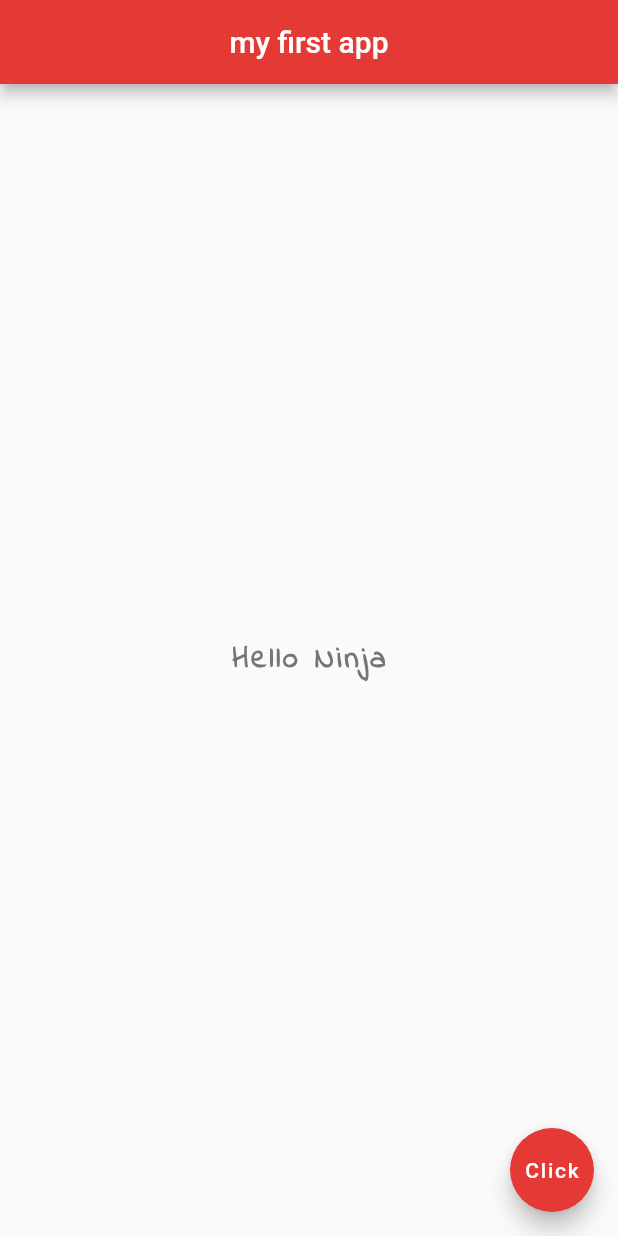
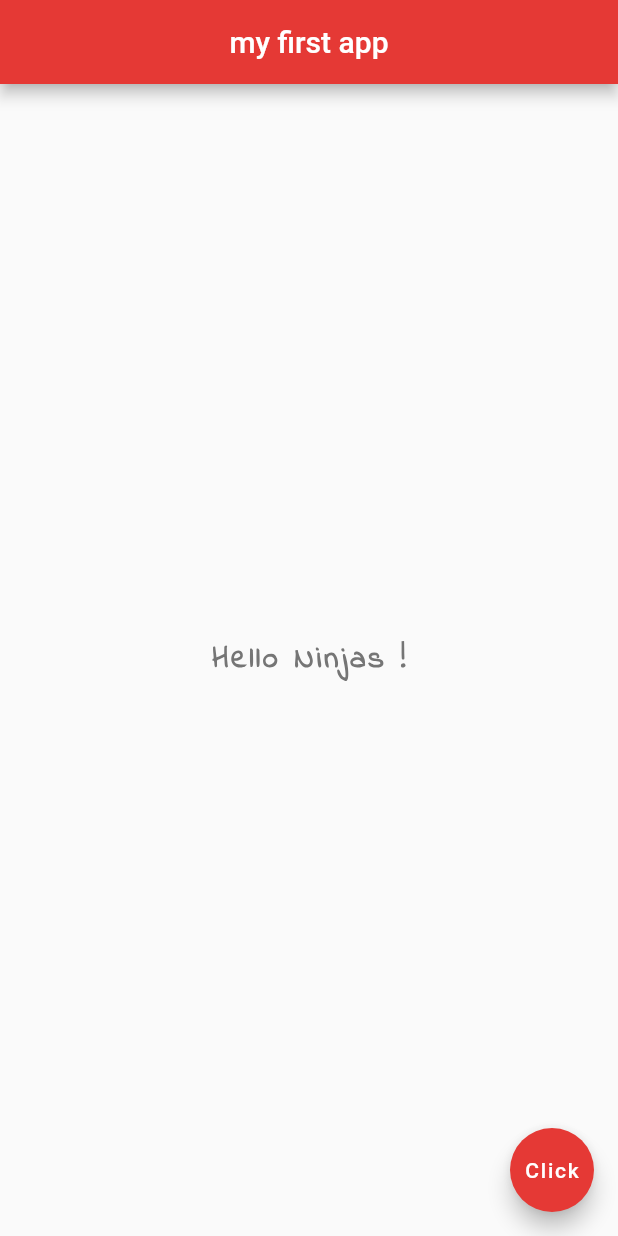
Before and after one commit to ahmedkmadani/First-Flutter-App, a Flutter app: the screen it shows after launch, on a phone screen of 412 x 824 dp. Run offline on Flutter 3.47's test engine with Material 2 defaults, Android fonts, the phone set to English and light mode, and no system bars.

Commit message:
add statless wedigt

```diff
--- a/lib/main.dart
+++ b/lib/main.dart
@@ -1,7 +1,14 @@
 import 'package:flutter/material.dart';
 
 void main() => runApp(MaterialApp(
-  home: Scaffold(
+  home: Home()
+));
+
+
+class Home extends StatelessWidget {
+  @override
+  Widget build(BuildContext context) {
+    return Scaffold(
     appBar: AppBar(
       title : Text('my first app'),
       centerTitle: true,
@@ -9,7 +16,7 @@ void main() => runApp(MaterialApp(
     ),
     body: Center(
       child: Text(
-        "Hello Ninja",
+        "Hello Ninjas !",
         style: TextStyle(
           fontSize : 20.0,
           fontWeight: FontWeight.bold,
@@ -24,5 +31,6 @@ void main() => runApp(MaterialApp(
         child: Text("Click"),
         backgroundColor: Colors.red[600],
       ),
-  )
-));
+  );
+  }
+}
```
